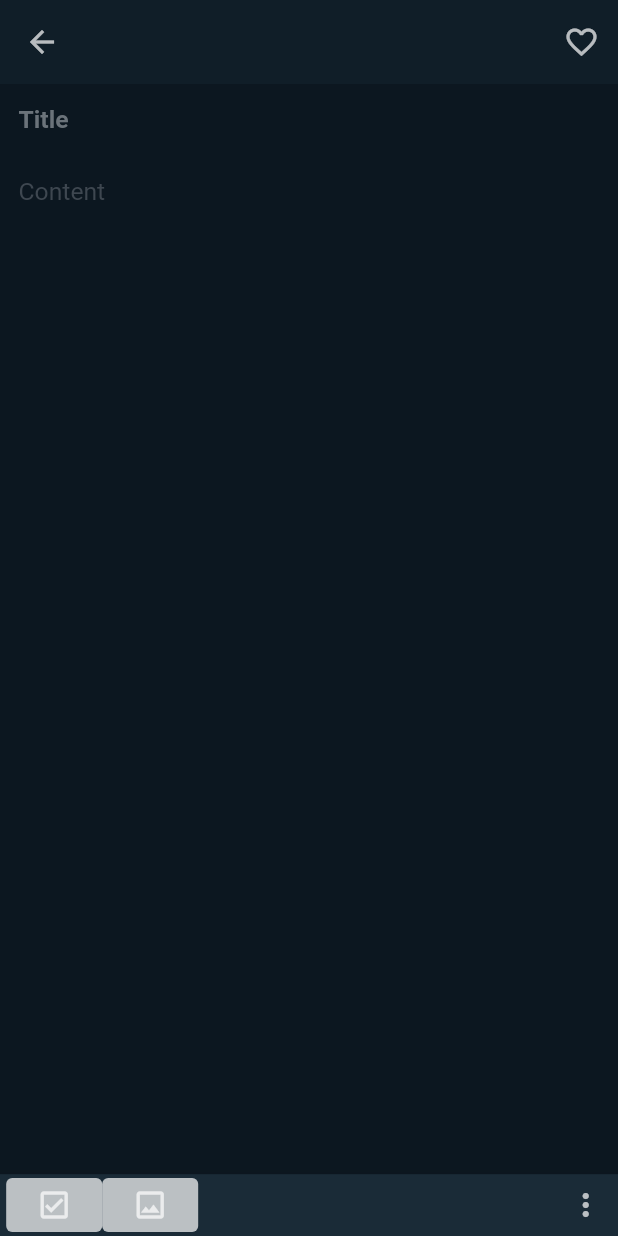
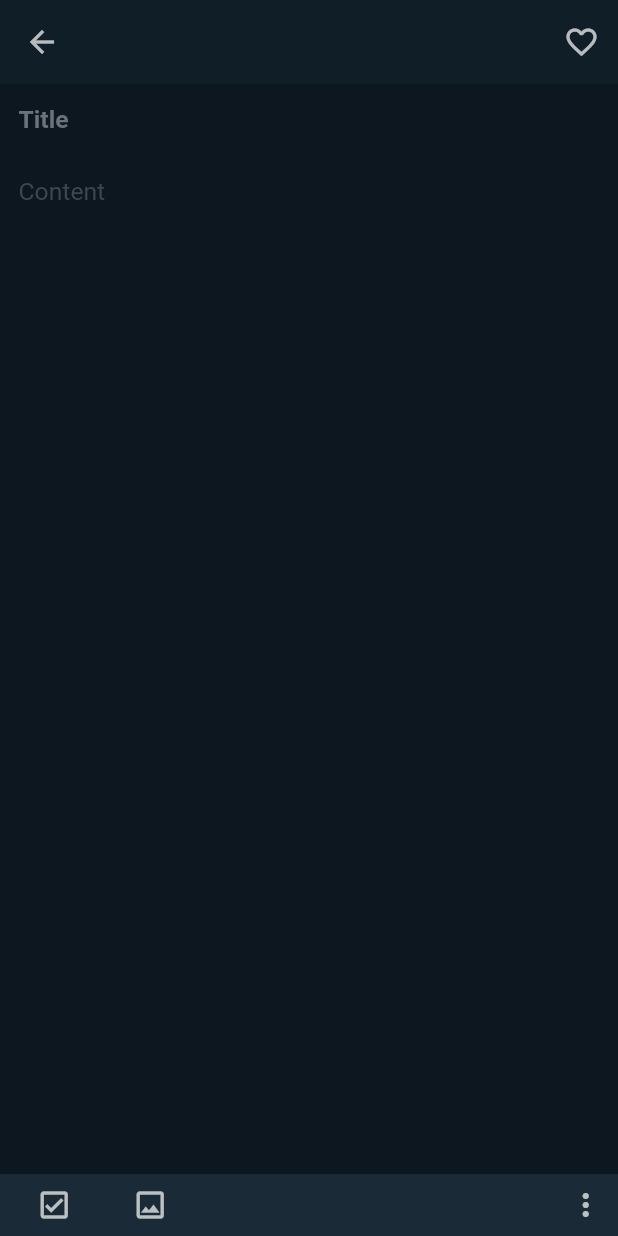
Before and after one commit to neddstarkk/topnote, a Flutter app: the NotePage screen opened directly, on a phone screen of 412 x 824 dp. Run offline on Flutter 3.47's test engine with Material 2 defaults, Android fonts, the phone set to English and light mode, and no system bars; our stand-ins replace bloc, flutter_bloc.

Commit message:
Changed the TextButton properties for better UI/UX

```diff
--- a/topnotes/lib/ui/screens/note_page.dart
+++ b/topnotes/lib/ui/screens/note_page.dart
@@ -2,14 +2,13 @@ import 'package:flutter/cupertino.dart';
 import 'package:flutter/material.dart';
 import 'package:topnotes/data/models/tags_model.dart';
 import 'package:topnotes/internal/size_config.dart';
-import 'package:topnotes/ui/widgets/new_note_widgets/alert_dialog_tags.dart';
-import 'package:topnotes/ui/widgets/new_note_widgets/associated_tags_widget.dart';
-import 'package:topnotes/ui/widgets/new_note_widgets/content_textfield.dart';
-import 'package:topnotes/ui/widgets/new_note_widgets/title_textfield.dart';
+import 'package:topnotes/ui/widgets/note_page_widgets/alert_dialog_tags.dart';
+import 'package:topnotes/ui/widgets/note_page_widgets/associated_tags_widget.dart';
+import 'package:topnotes/ui/widgets/note_page_widgets/content_textfield.dart';
+import 'package:topnotes/ui/widgets/note_page_widgets/note_taking_mechanisms.dart';
+import 'package:topnotes/ui/widgets/note_page_widgets/title_textfield.dart';
 
 class NotePage extends StatefulWidget {
-
-
   @override
   _NotePageState createState() => _NotePageState();
 }
@@ -71,52 +70,9 @@ class _NotePageState extends State<NotePage> {
             child: Row(
               mainAxisAlignment: MainAxisAlignment.spaceBetween,
               children: [
-                // this container will container different types of
+                // this container will contain different types of
                 // note taking mechanisms like lists, images from gallery etc
-                Container(
-                  child: Row(
-                    mainAxisSize: MainAxisSize.min,
-                    children: [
-                      SizedBox(
-                        width: SizeConfig.blockSizeHorizontal,
-                      ),
-                      ButtonTheme(
-                        minWidth: SizeConfig.blockSizeHorizontal * 8,
-                        shape: RoundedRectangleBorder(
-                            borderRadius: BorderRadius.circular(
-                                SizeConfig.blockSizeVertical * 5)),
-                        child: TextButton(
-                          onPressed: () {},
-                          child: Icon(
-                            Icons.check_box_outlined,
-                            color: Colors.white70,
-                          ),
-                          style: ButtonStyle(
-                            padding: MaterialStateProperty.all(EdgeInsets.all(0.0)),
-                            backgroundColor: MaterialStateProperty.all(Colors.white70),
-                          ),
-                        ),
-                      ),
-                      ButtonTheme(
-                        minWidth: SizeConfig.blockSizeHorizontal * 8,
-                        shape: RoundedRectangleBorder(
-                            borderRadius: BorderRadius.circular(
-                                SizeConfig.blockSizeVertical * 5)),
-                        child: TextButton(
-                          onPressed: () {},
-                          child: Icon(
-                            Icons.image_outlined,
-                            color: Colors.white70,
-                          ),
-                          style: ButtonStyle(
-                            padding: MaterialStateProperty.all(EdgeInsets.all(0.0)),
-                            backgroundColor: MaterialStateProperty.all(Colors.white70),
-                          ),
-                        ),
-                      )
-                    ],
-                  ),
-                ),
+                NoteTakingMechanisms(),
 
                 // this container will allow user to toggle the bottomsheet that
                 // provides further options to add tags and add note to folder.
@@ -153,6 +109,7 @@ class _NotePageState extends State<NotePage> {
                                   "Add to folder",
                                   style: TextStyle(color: Colors.white70),
                                 ),
+                                onTap: addNoteToFolder(),
                               ),
                               ListTile(
                                 leading: Icon(
@@ -172,7 +129,8 @@ class _NotePageState extends State<NotePage> {
                               ),
                             ],
                           ),
-                              ));
+                        ),
+                      );
                     },
                     child: Icon(
                       Icons.more_vert,
@@ -188,7 +146,13 @@ class _NotePageState extends State<NotePage> {
     );
   }
 
+  addNoteToFolder() {
+    // TODO: Implement note to folder functionality
+  }
+
   addTagsToNote() {
-    return AlertDialogTags(associatedTagsList: associatedTagsList,);
+    return AlertDialogTags(
+      associatedTagsList: associatedTagsList,
+    );
   }
 }
--- a/topnotes/lib/ui/widgets/new_note_widgets/bottom_appbar_add_button.dart
+++ b/topnotes/lib/ui/widgets/note_page_widgets/bottom_appbar_add_button.dart
@@ -3,7 +3,6 @@ import 'package:flutter_bloc/flutter_bloc.dart';
 import 'package:topnotes/cubits/tags/tag_cubit.dart';
 import 'package:topnotes/data/models/tags_model.dart';
 import 'package:topnotes/internal/size_config.dart';
-import 'package:topnotes/ui/widgets/new_note_widgets/alert_dialog_tags.dart';
 
 class BottomAppBarAddButton extends StatelessWidget {
   @override
@@ -89,7 +88,7 @@ class BottomAppBarAddButton extends StatelessWidget {
         );
       }),
       actions: [
-        FlatButton(
+        TextButton(
           child: Text("ADD"),
           onPressed: () {},
         )
--- /dev/null
+++ b/topnotes/lib/ui/widgets/note_page_widgets/note_taking_mechanisms.dart
@@ -0,0 +1,61 @@
+import 'package:flutter/material.dart';
+import 'package:topnotes/internal/size_config.dart';
+
+class NoteTakingMechanisms extends StatelessWidget {
+  const NoteTakingMechanisms({
+    Key key,
+  }) : super(key: key);
+
+  @override
+  Widget build(BuildContext context) {
+    SizeConfig().init(context);
+    return Container(
+      child: Row(
+        mainAxisSize: MainAxisSize.min,
+        children: [
+          SizedBox(
+            width: SizeConfig.blockSizeHorizontal,
+          ),
+          ButtonTheme(
+            minWidth: SizeConfig.blockSizeHorizontal * 8,
+            shape: RoundedRectangleBorder(
+                borderRadius: BorderRadius.circular(
+                    SizeConfig.blockSizeVertical * 5)),
+            child: TextButton(
+              onPressed: () {},
+              child: Icon(
+                Icons.check_box_outlined,
+                color: Colors.white70,
+              ),
+              style: ButtonStyle(
+                padding:
+                MaterialStateProperty.all(EdgeInsets.all(0.0)),
+                overlayColor:
+                MaterialStateProperty.all(Colors.white10),
+              ),
+            ),
+          ),
+          ButtonTheme(
+            minWidth: SizeConfig.blockSizeHorizontal * 8,
+            shape: RoundedRectangleBorder(
+                borderRadius: BorderRadius.circular(
+                    SizeConfig.blockSizeVertical * 5)),
+            child: TextButton(
+              onPressed: () {},
+              child: Icon(
+                Icons.image_outlined,
+                color: Colors.white70,
+              ),
+              style: ButtonStyle(
+                padding:
+                MaterialStateProperty.all(EdgeInsets.all(0.0)),
+                overlayColor:
+                MaterialStateProperty.all(Colors.white10),
+              ),
+            ),
+          )
+        ],
+      ),
+    );
+  }
+}
```
Also changed, not shown: topnotes/lib/ui/widgets/note_page_widgets/alert_dialog_tags.dart (renamed from topnotes/lib/ui/widgets/new_note_widgets/alert_dialog_tags.dart), topnotes/lib/ui/widgets/note_page_widgets/associated_tags_widget.dart (renamed from topnotes/lib/ui/widgets/new_note_widgets/associated_tags_widget.dart), topnotes/lib/ui/widgets/note_page_widgets/content_textfield.dart (renamed from topnotes/lib/ui/widgets/new_note_widgets/content_textfield.dart), topnotes/lib/ui/widgets/note_page_widgets/title_textfield.dart (renamed from topnotes/lib/ui/widgets/new_note_widgets/title_textfield.dart). Lines whose indentation alone changed are shown as unchanged.
